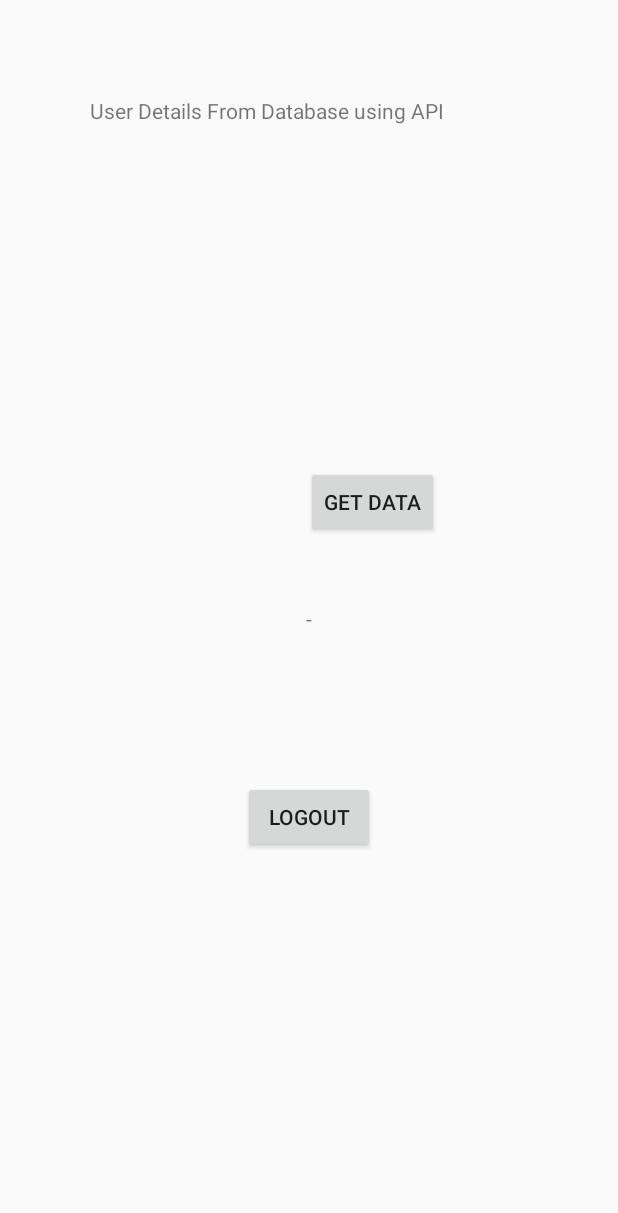
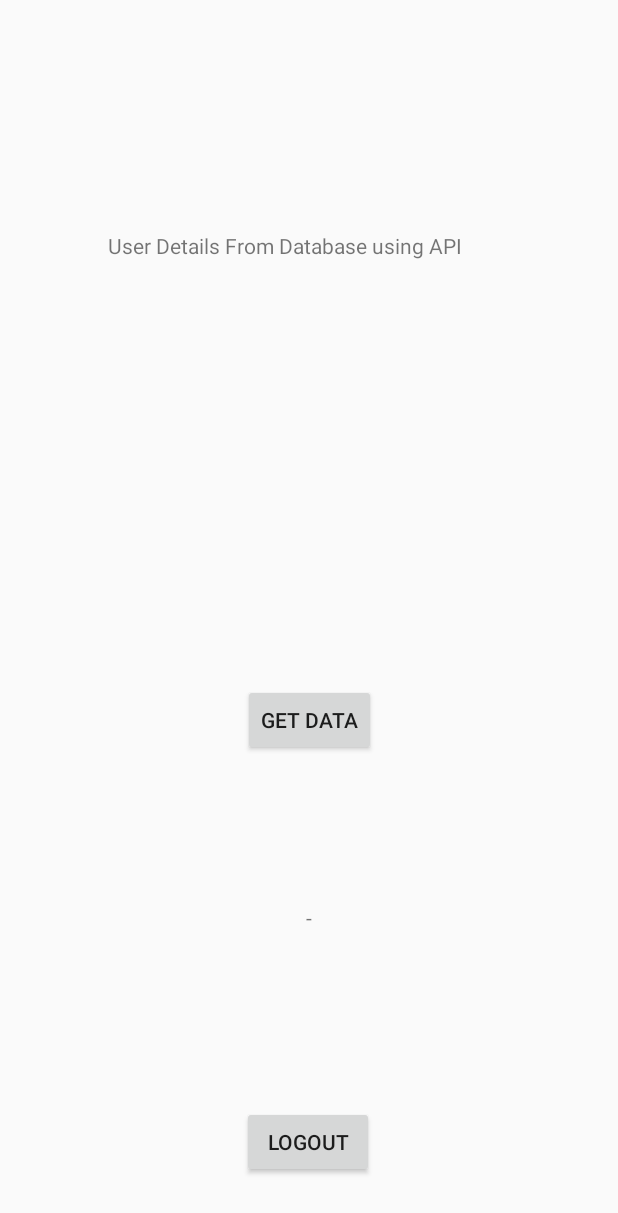
Before and after one commit to Praveen101997/ResidentialWelfareAssociationApp, an Android app: the MainActivity screen opened directly, with no data from a screen before it, on a phone screen of 412 x 824 dp. Shown: the top 1213 px of the screen. Run offline under Robolectric (Android 15) with nearby library versions, the phone set to English and light mode, and no system bars; our stand-ins replace Firebase (no records; nobody signed in at launch, a user with empty details on screens opened directly); 2 statements that could not run were skipped.

Commit message:
API Integrated

```diff
--- a/app/src/main/res/layout/activity_main.xml
+++ b/app/src/main/res/layout/activity_main.xml
@@ -14,7 +14,8 @@
         app:layout_constraintBottom_toBottomOf="parent"
         app:layout_constraintLeft_toLeftOf="parent"
         app:layout_constraintRight_toRightOf="parent"
-        app:layout_constraintTop_toTopOf="parent" />
+        app:layout_constraintTop_toTopOf="parent"
+        app:layout_constraintVertical_bias="0.748" />
 
     <Button
         android:id="@+id/btnLogout"
@@ -26,24 +27,28 @@
         android:text="Logout"
         app:layout_constraintBottom_toBottomOf="parent"
         app:layout_constraintEnd_toEndOf="parent"
+        app:layout_constraintHorizontal_bias="0.498"
         app:layout_constraintStart_toStartOf="parent"
         app:layout_constraintTop_toBottomOf="@+id/textView"
-        app:layout_constraintVertical_bias="0.285" />
+        app:layout_constraintVertical_bias="0.79" />
 
     <Button
         android:id="@+id/btnGetData"
         android:layout_width="wrap_content"
         android:layout_height="wrap_content"
-        android:layout_marginBottom="465dp"
+        android:layout_marginStart="8dp"
+        android:layout_marginEnd="8dp"
+        android:layout_marginBottom="8dp"
         android:text="Get Data"
-        app:layout_constraintBottom_toBottomOf="parent"
-        app:layout_constraintStart_toStartOf="@+id/textView"
+        app:layout_constraintBottom_toTopOf="@+id/textView"
+        app:layout_constraintEnd_toEndOf="parent"
+        app:layout_constraintStart_toStartOf="parent"
         app:layout_constraintTop_toBottomOf="@+id/tvdisplay" />
 
     <TextView
         android:id="@+id/tvdisplay"
-        android:layout_width="0dp"
-        android:layout_height="0dp"
+        android:layout_width="280dp"
+        android:layout_height="130dp"
         android:layout_marginStart="60dp"
         android:layout_marginTop="64dp"
         android:layout_marginEnd="60dp"
@@ -51,6 +56,7 @@
         android:text="User Details From Database using API"
         app:layout_constraintBottom_toTopOf="@+id/btnGetData"
         app:layout_constraintEnd_toEndOf="parent"
+        app:layout_constraintHorizontal_bias="1.0"
         app:layout_constraintStart_toStartOf="parent"
         app:layout_constraintTop_toTopOf="parent" />
 
```
